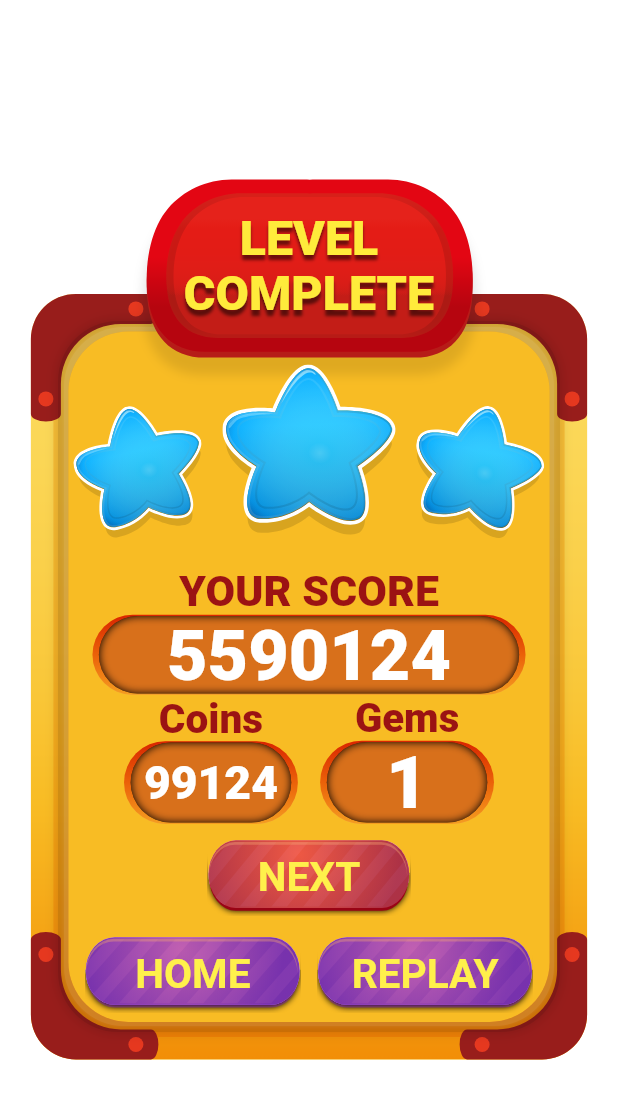
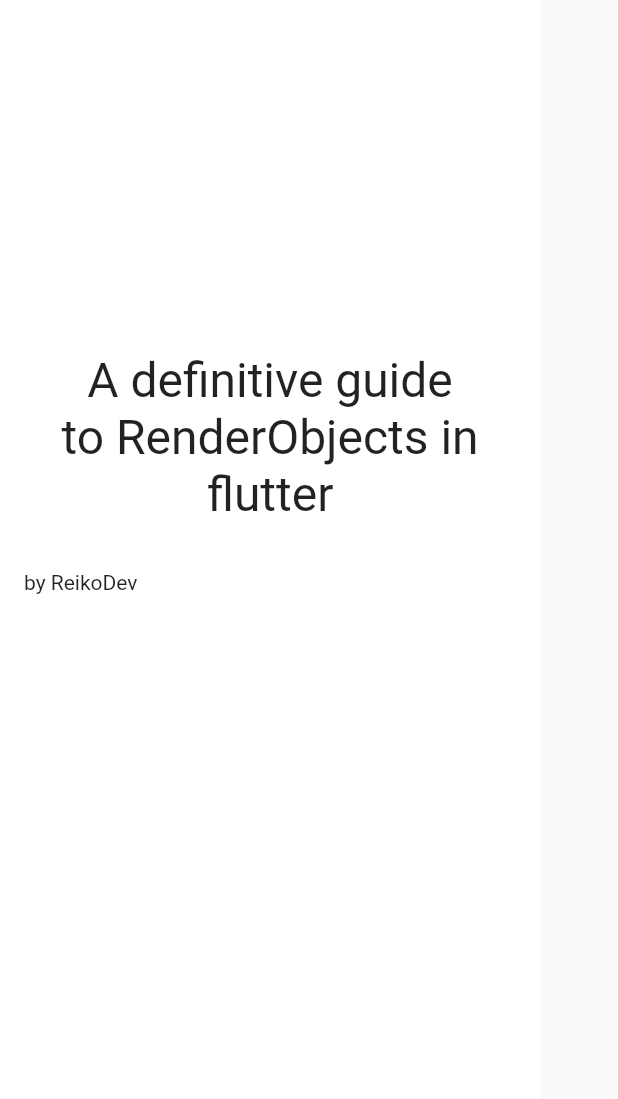
Before and after one commit to Reiko-Developer/language_test, a Flutter app: the screen it shows after launch, on a phone screen of 412 x 824 dp. Shown: the top 1099 px of the screen. Run offline on Flutter 3.47's test engine with Material 2 defaults, Android fonts, the phone set to English and light mode, and no system bars; our stand-ins replace flutter_svg, get; project files that could hold a hidden picture were left out.

Commit message:
Playing with RenderObjects
Creating a CustomColum Widget.
Now has the implementation of the layout, sizing and a flex behavior.

```diff
--- a/lib/main.dart
+++ b/lib/main.dart
@@ -1,5 +1,7 @@
 import 'package:flutter/material.dart';
 import 'package:language_test/dialog/game_dialog/end_game_dialog.dart';
+import 'package:language_test/performance/foo.dart';
+import 'package:language_test/strings.dart';
 
 void main() {
   runApp(MyApp());
@@ -15,10 +17,10 @@
       title: 'Flutter Demo',
       home: Scaffold(
         body: Container(
-          width: double.infinity,
-          height: double.infinity,
+          width: 360,
+          height: 740,
           color: Colors.white,
-          child: Test(),
+          child: const Foo(),
         ),
       ),
     );
@@ -26,22 +28,72 @@
 }
 
 class Test extends StatelessWidget {
+  process(String s, bool isWidthProcessing, double value) {
+    // s = s.replaceAll(' ', '');
+    //Mus receive a one line text.
+    //Tool to join lines:
+    ///[https://www.browserling.com/tools/join-lines]
+    //Leitura da expressão regular: RegExp(r'[-]?size.width[\*]?[-]?\d*(\.[\d]+)?')
+    // r'' => rawString
+    //
+    // Busca por um texto:
+    // [-]? => iniciando ou não com "-"
+    // size.width => seguido por "size.width"
+    // [\*]? => seguido ou não por 1 "*"
+    // [-]? => seguido ou não por 1 "-",
+    // \d* => seguido por nenhum ou vários números,
+    // (\.[\d]+)? => seguido ou não por um "." seguido de 1 ou mais números.
+    //
+    //  IMPORTANTE: para adicionar grupos de resultado à expressão regular adicione parênteses à expressão.
+    // Ex: RegExp(r'[-]?size.width([\*]?[-]?\d*(\.[\d]+)?)');
+    // Nesse caso a expressão regular vai retornar mais um grupo contendo o valor encontrado depois de width até o final da String de retorno.
+    // Exemplos de valores para o novo grupo: "", *0, "* .6219", "-.232" ..............
+    //
+    //more info:
+    //https://medium.com/flutter-community/extracting-text-from-a-string-with-regex-groups-in-dart-b6be604c8a69
+    //
+    // final regex = RegExp(r'[-]?size.width[ ]*[\*]?[ ]*[-]?\d*(\.[\d]+)?');
+
+    late final RegExp regex;
+    if (isWidthProcessing)
+      regex = RegExp(r'[-]?size.width[ ]*[\*]?[ ]*[-]?\d*(\.[\d]+)?');
+    else
+      regex = RegExp(r'[-]?size.height[ ]*[\*]?[ ]*[-]?\d*(\.[\d]+)?');
+
+    String newS = s.replaceAllMapped(regex, (match) {
+      return multiply(match.group(0)!, value);
+    });
+
+    newS = newS.replaceAll('//', '\n//');
+
+    return newS;
+  }
+
+  ///The string can start with "-" and has to be followed by "size.width".
+  ///Can be followed too by "*" and a decimal number like "0.01" or "-.1"
+  multiply(String string, double num) {
+    final vect = string.split(' ');
+    late final String result;
+    //is like: -size.width || size.height
+    if (vect.length == 1) {
+      result = '$string * $num';
+    } else
+    //is like -size.width * .3
+    if (vect.length == 3) {
+      double parsed = double.parse(vect[2]);
+      parsed *= num;
+      result = "${vect[0]} * ${parsed}";
+    }
+    return result;
+  }
+
   @override
   Widget build(BuildContext context) {
-    final size = MediaQuery.of(context).size;
+    print(process(firstString, true, 10));
 
     return Center(
       child: Container(
-        height: size.height * .9,
-        width: size.width * .9,
-        child: Center(
-          child: AspectRatio(
-            aspectRatio: 0.63,
-            child: Center(
-              child: const EndGameDialog(),
-            ),
-          ),
-        ),
+        color: Colors.black87,
       ),
     );
   }
--- /dev/null
+++ b/lib/performance/custom_expanded.dart
@@ -0,0 +1,28 @@
+import 'package:flutter/material.dart';
+import 'package:language_test/performance/custom_column.dart';
+
+class CustomExpanded extends ParentDataWidget<CustomColumnParentData> {
+  const CustomExpanded({Key? key, this.flex = 1, required Widget child})
+      : assert(flex > 0),
+        super(key: key, child: child);
+  final int flex;
+
+  void applyParentData(RenderObject renderObject) {
+    final parentData = renderObject.parentData as CustomColumnParentData;
+
+    if (parentData.flex != flex) {
+      parentData.flex = flex;
+
+      final targetObject = renderObject.parent;
+
+      if (targetObject is RenderObject) {
+        targetObject.markNeedsLayout();
+      }
+    }
+  }
+
+  @override
+  //If this widget is not placed as a direct child of CustomColumn
+  //then we will see an assertion of using this widget as child of a wrong widget.
+  Type get debugTypicalAncestorWidgetClass => CustomColumn;
+}
--- /dev/null
+++ b/lib/performance/foo.dart
@@ -0,0 +1,43 @@
+import 'package:flutter/material.dart';
+import 'package:language_test/performance/custom_column.dart';
+import 'package:language_test/performance/custom_expanded.dart';
+
+class Foo extends StatefulWidget {
+  const Foo({Key? key}) : super(key: key);
+
+  @override
+  _FooState createState() => _FooState();
+}
+
+class _FooState extends State<Foo> with SingleTickerProviderStateMixin {
+  @override
+  Widget build(BuildContext context) {
+    return CustomColumn(
+      children: [
+        const CustomExpanded(
+          flex: 2,
+          child: SizedBox(),
+        ),
+        Padding(
+          padding: const EdgeInsets.all(16),
+          child: Text(
+            'A definitive guide \nto RenderObjects in flutter',
+            style: TextStyle(fontSize: 32),
+            textAlign: TextAlign.center,
+          ),
+        ),
+        Padding(
+          padding: const EdgeInsets.all(16),
+          child: Text(
+            'by ReikoDev',
+            textAlign: TextAlign.center,
+          ),
+        ),
+        const CustomExpanded(
+          flex: 3,
+          child: SizedBox(),
+        ),
+      ],
+    );
+  }
+}
```
Also changed, not shown: lib/performance/custom_column.dart (added, +106 -0 lines).
